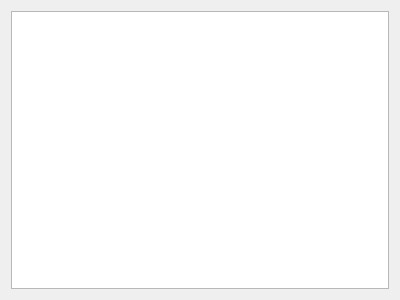
First picture: the form in utils/wave_editor/_ui/wave_editor.ui, repository timsavage/funktion-generator, before the edit.
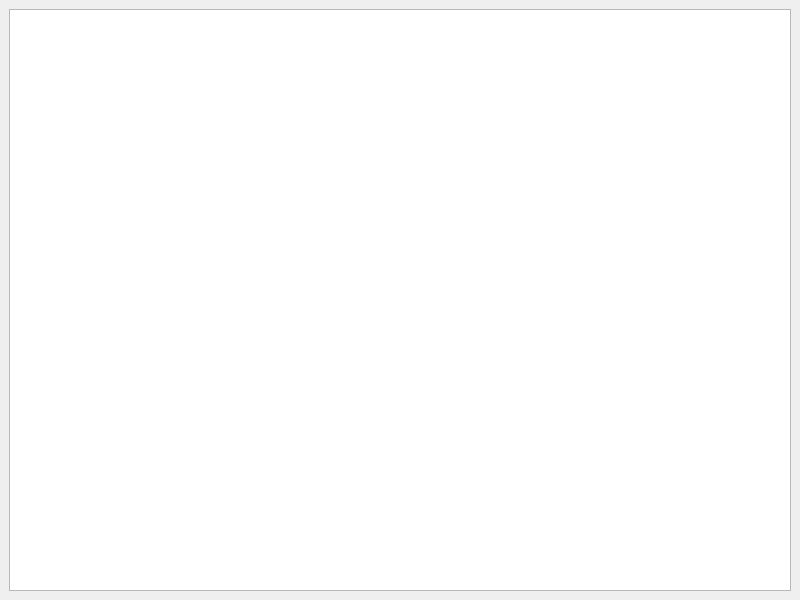
Second picture: the form after the edit.

Commit message: Updates to setup editor panel

What changed in the file:
```diff
--- a/utils/wave_editor/_ui/wave_editor.ui
+++ b/utils/wave_editor/_ui/wave_editor.ui
@@ -1,23 +1,25 @@
 <?xml version="1.0" encoding="UTF-8"?>
 <ui version="4.0">
- <class>editorPanel</class>
- <widget class="QWidget" name="editorPanel">
+ <class>EditorWindow</class>
+ <widget class="QMainWindow" name="EditorWindow">
   <property name="geometry">
    <rect>
     <x>0</x>
     <y>0</y>
-    <width>400</width>
-    <height>300</height>
+    <width>800</width>
+    <height>600</height>
    </rect>
   </property>
   <property name="windowTitle">
    <string>Form</string>
   </property>
+  <widget class="QWidget" name="centralwidget">
   <layout class="QGridLayout" name="gridLayout">
    <item row="0" column="0">
-    <widget class="QGraphicsView" name="waveformPanel"/>
-   </item>
-  </layout>
+     <widget class="QGraphicsView" name="graphicsView"/>
+    </item>
+   </layout>
+  </widget>
  </widget>
  <resources/>
  <connections/>
```
Left out of the diff: 2 changed lines with no effect on the pictures. Lines whose indentation alone changed are shown as unchanged. The commit also changes 1 other file.
